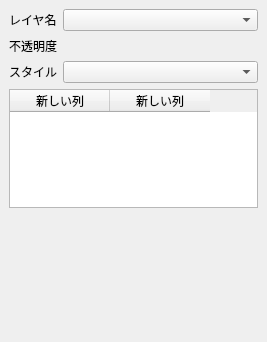
yamamoto-ryuzo/yr-qgis-launcher, file launcher/portable_profile/profiles/portable/python/plugins/QGIS-legendView-main/legend_view_dockwidget_base.ui: the form before one commit.
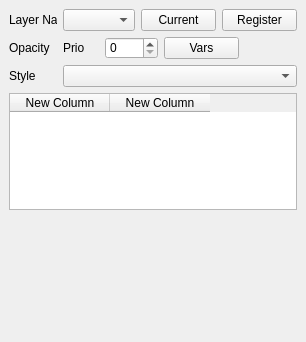
The form after the commit. Custom widgets are drawn as their Qt base class.

```diff
--- a/launcher/portable_profile/profiles/portable/python/plugins/QGIS-legendView-main/legend_view_dockwidget_base.ui
+++ b/launcher/portable_profile/profiles/portable/python/plugins/QGIS-legendView-main/legend_view_dockwidget_base.ui
@@ -26,13 +26,45 @@
          </size>
         </property>
         <property name="text">
-         <string>レイヤ名</string>
+         <string>Layer Name</string>
         </property>
        </widget>
       </item>
       <item>
        <widget class="QComboBox" name="comboBox"/>
       </item>
+      <item>
+       <widget class="QPushButton" name="currentLayerButton">
+        <property name="maximumSize">
+         <size>
+         <width>75</width>
+          <height>16777215</height>
+         </size>
+        </property>
+        <property name="text">
+         <string>Current</string>
+        </property>
+        <property name="toolTip">
+         <string>Select the currently active layer</string>
+        </property>
+       </widget>
+      </item>
+    <item>
+     <widget class="QPushButton" name="registerButton">
+      <property name="maximumSize">
+       <size>
+       <width>75</width>
+        <height>16777215</height>
+       </size>
+      </property>
+      <property name="text">
+       <string>Register</string>
+      </property>
+      <property name="toolTip">
+       <string>Register the current layer as a project variable (legend_...)</string>
+      </property>
+     </widget>
+    </item>
      </layout>
     </item>
     <item>
@@ -46,10 +78,64 @@
          </size>
         </property>
         <property name="text">
-         <string>不透明度</string>
+         <string>Opacity</string>
         </property>
        </widget>
       </item>
+  <item>
+   <widget class="QLabel" name="priorityLabel">
+    <property name="maximumSize">
+     <size>
+      <width>36</width>
+      <height>22</height>
+     </size>
+    </property>
+    <property name="text">
+     <string>Prio</string>
+    </property>
+    <property name="toolTip">
+     <string>Priority for the legend variable (numeric)</string>
+    </property>
+   </widget>
+  </item>
+  <item>
+   <widget class="QSpinBox" name="prioritySpinBox">
+    <property name="maximumSize">
+     <size>
+      <width>60</width>
+      <height>22</height>
+     </size>
+    </property>
+    <property name="minimum">
+     <number>0</number>
+    </property>
+    <property name="maximum">
+     <number>100</number>
+    </property>
+    <property name="value">
+     <number>0</number>
+    </property>
+    <property name="toolTip">
+     <string>Set numeric priority for the legend variable</string>
+    </property>
+   </widget>
+  </item>
+  <item>
+   <widget class="QPushButton" name="varsButton">
+    <property name="maximumSize">
+     <size>
+     <width>75</width>
+      <height>16777215</height>
+     </size>
+    </property>
+    <property name="text">
+     <string>Vars</string>
+    </property>
+    <property name="toolTip">
+     <string>Show existing legend_ project variables</string>
+    </property>
+   </widget>
+  </item>
       <item>
        <widget class="QgsOpacityWidget" name="mOpacityWidget"/>
       </item>
@@ -72,7 +158,7 @@
          </size>
         </property>
         <property name="text">
-         <string>スタイル</string>
+         <string>Style</string>
         </property>
        </widget>
       </item>
@@ -100,12 +186,12 @@
       </attribute>
       <column>
        <property name="text">
-        <string>新しい列</string>
+        <string>New Column</string>
        </property>
       </column>
       <column>
        <property name="text">
-        <string>新しい列</string>
+        <string>New Column</string>
        </property>
       </column>
      </widget>
```
Left out of the diff: 2 changed lines with no effect on the pictures.
